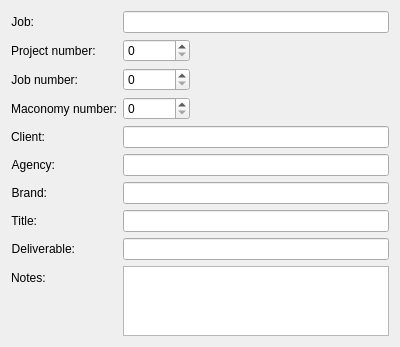
First picture: the form in core/ui/settings_job_ui.ui, repository mjbonnington/icarus-gps, before the edit.
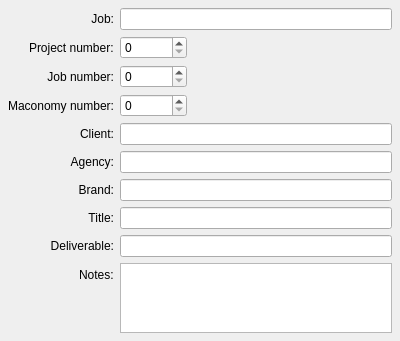
Second picture: the form after the edit.

Commit message: Improved settings panel UIs

The edit to the form file:
```diff
--- a/core/ui/settings_job_ui.ui
+++ b/core/ui/settings_job_ui.ui
@@ -20,6 +20,12 @@
    <property name="fieldGrowthPolicy">
     <enum>QFormLayout::ExpandingFieldsGrow</enum>
    </property>
+   <property name="labelAlignment">
+    <set>Qt::AlignRight|Qt::AlignTrailing|Qt::AlignVCenter</set>
+   </property>
+   <property name="margin">
+    <number>8</number>
+   </property>
    <item row="1" column="0">
     <widget class="QLabel" name="projnum_label">
      <property name="text">
```
The commit also changes 14 other files.
